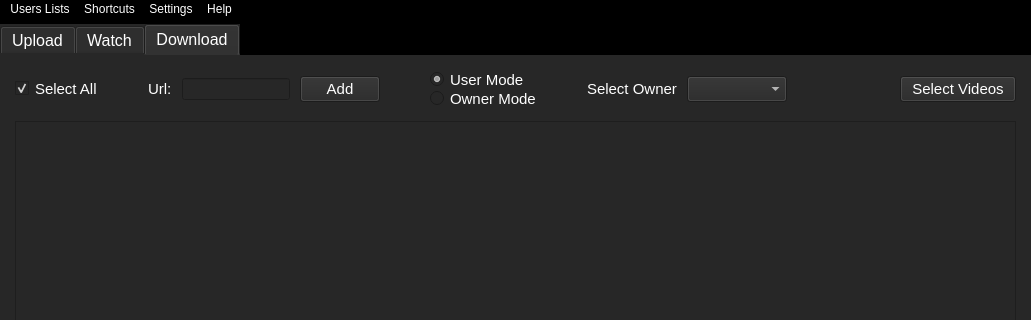
First picture: the form in outside/views_ui/Outside_MainWindow.ui, repository Outsider-corp/OutsideYT, before the edit; both pictures show x 0 to 1031 and y 0 to 320 of the 1031 by 634 pixel window.
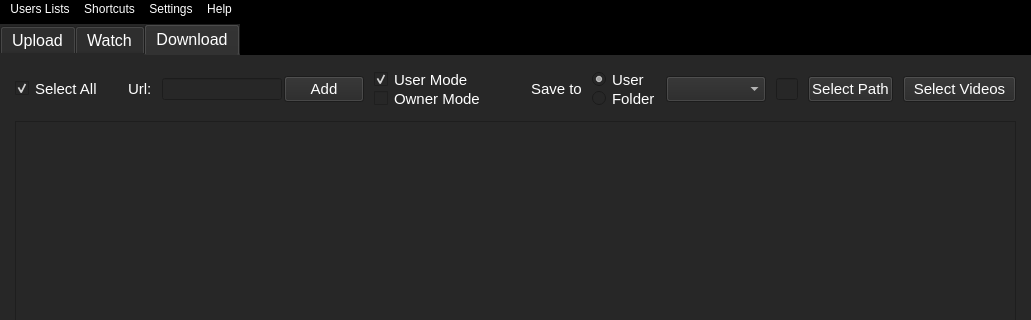
Second picture: the form after the edit.

Commit message: v1.2.5b change download page; need to change download_select_videos dialog

The edit to the form file:
```diff
--- a/outside/views_ui/Outside_MainWindow.ui
+++ b/outside/views_ui/Outside_MainWindow.ui
@@ -796,11 +796,11 @@
              <enum>Qt::Horizontal</enum>
             </property>
             <property name="sizeType">
-             <enum>QSizePolicy::Preferred</enum>
+             <enum>QSizePolicy::Minimum</enum>
             </property>
             <property name="sizeHint" stdset="0">
              <size>
-              <width>40</width>
+              <width>20</width>
               <height>20</height>
              </size>
             </property>
@@ -820,7 +820,26 @@
            </widget>
           </item>
           <item>
-           <widget class="QLineEdit" name="Download_url_textBox"/>
+           <widget class="QLineEdit" name="Download_url_textBox">
+            <property name="sizePolicy">
+             <sizepolicy hsizetype="Expanding" vsizetype="Fixed">
+              <horstretch>0</horstretch>
+              <verstretch>0</verstretch>
+             </sizepolicy>
+            </property>
+            <property name="minimumSize">
+             <size>
+              <width>120</width>
+              <height>0</height>
+             </size>
+            </property>
+            <property name="baseSize">
+             <size>
+              <width>120</width>
+              <height>0</height>
+             </size>
+            </property>
+           </widget>
           </item>
           <item>
            <widget class="QPushButton" name="Download_url_add_Button">
@@ -841,7 +860,7 @@
              <enum>Qt::Horizontal</enum>
             </property>
             <property name="sizeType">
-             <enum>QSizePolicy::Minimum</enum>
+             <enum>QSizePolicy::Expanding</enum>
             </property>
             <property name="sizeHint" stdset="0">
              <size>
@@ -857,7 +876,7 @@
              <number>0</number>
             </property>
             <item>
-             <widget class="QRadioButton" name="Download_UserMode_radioButton">
+             <widget class="QCheckBox" name="Download_UserMode_checkBox">
               <property name="font">
                <font>
                 <family>Arial</family>
@@ -873,7 +892,7 @@
              </widget>
             </item>
             <item>
-             <widget class="QRadioButton" name="Download_OwnerMode_radioButton">
+             <widget class="QCheckBox" name="Download_OwnerMode_checkBox">
               <property name="font">
                <font>
                 <family>Arial</family>
@@ -912,12 +931,54 @@
              </font>
             </property>
             <property name="text">
-             <string>Select Owner</string>
+             <string>Save to</string>
             </property>
            </widget>
           </item>
           <item>
-           <widget class="QComboBox" name="Download_Owner_ComboBox">
+           <layout class="QVBoxLayout" name="verticalLayout_4">
+            <property name="spacing">
+             <number>0</number>
+            </property>
+            <item>
+             <widget class="QRadioButton" name="Download_User_Save_Mode_radioButton">
+              <property name="font">
+               <font>
+                <family>Arial</family>
+                <pointsize>11</pointsize>
+               </font>
+              </property>
+              <property name="text">
+               <string>User</string>
+              </property>
+              <property name="checked">
+               <bool>true</bool>
+              </property>
+             </widget>
+            </item>
+            <item>
+             <widget class="QRadioButton" name="Download_Folder_Save_Mode_radioButton">
+              <property name="font">
+               <font>
+                <family>Arial</family>
+                <pointsize>11</pointsize>
+               </font>
+              </property>
+              <property name="text">
+               <string>Folder</string>
+              </property>
+             </widget>
+            </item>
+           </layout>
+          </item>
+          <item>
+           <widget class="QComboBox" name="Download_Save_to_ComboBox">
+            <property name="sizePolicy">
+             <sizepolicy hsizetype="Expanding" vsizetype="Fixed">
+              <horstretch>0</horstretch>
+              <verstretch>0</verstretch>
+             </sizepolicy>
+            </property>
             <property name="minimumSize">
              <size>
               <width>100</width>
@@ -932,6 +993,22 @@
             </property>
            </widget>
           </item>
+          <item>
+           <widget class="QLineEdit" name="Download_save_textBox"/>
+          </item>
+          <item>
+           <widget class="QPushButton" name="Download_Select_Path_Button">
+            <property name="font">
+             <font>
+              <family>Arial</family>
+              <pointsize>11</pointsize>
+             </font>
+            </property>
+            <property name="text">
+             <string>Select Path</string>
+            </property>
+           </widget>
+          </item>
           <item>
            <spacer name="horizontalSpacer_11">
             <property name="orientation">
```
Left out of the diff: 4 changed lines with no effect on the pictures. The commit also changes 4 other files.
